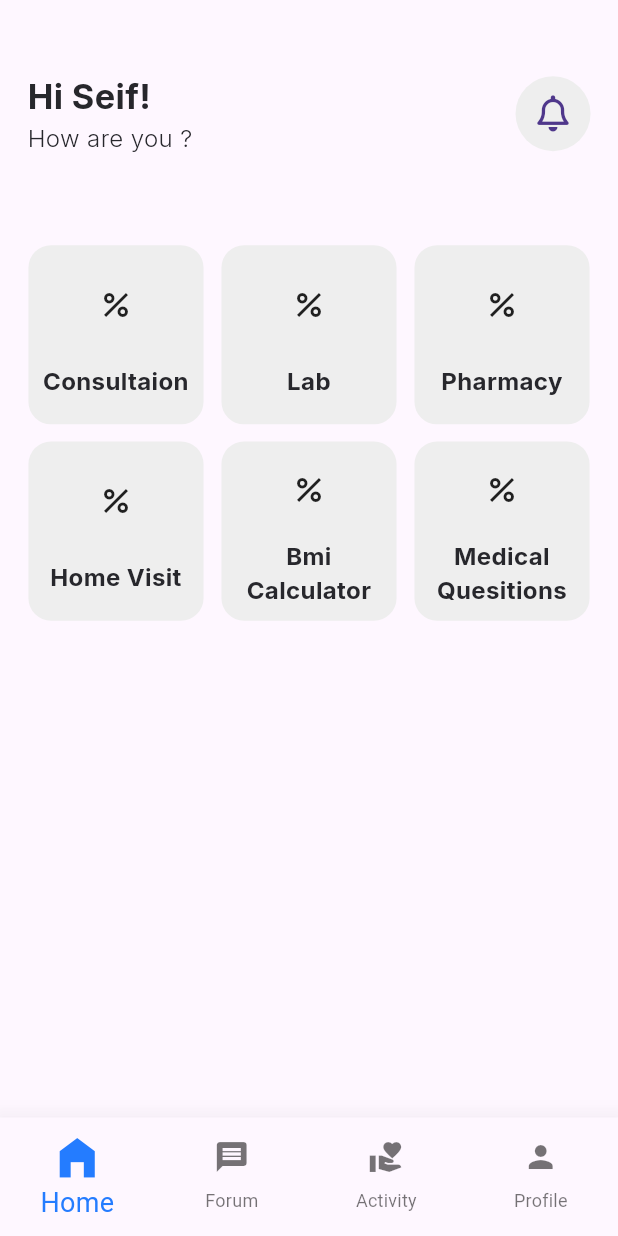
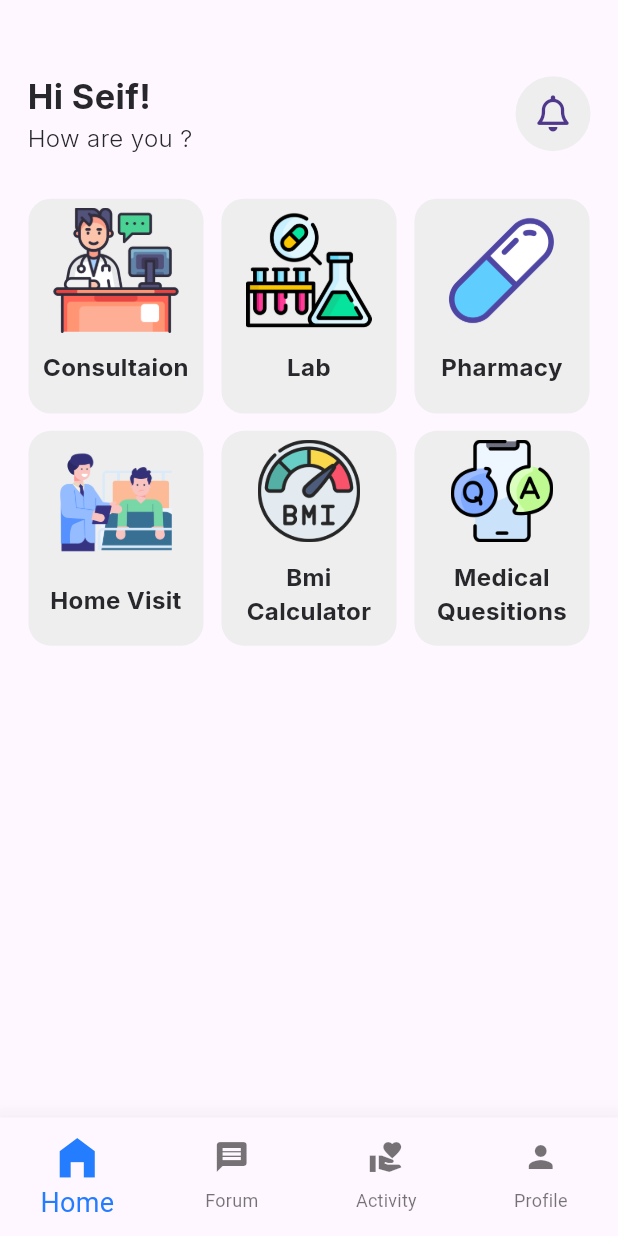
Before and after one commit to seiftarek10/clinic_square, a Flutter app: the screen it shows after launch, on a phone screen of 412 x 824 dp. Run offline on Flutter 3.47's test engine with Material 3 defaults, Android fonts, the light colour scheme and no system bars; our stand-ins replace flutter_screenutil, font_awesome_flutter, go_router, google_fonts.

Commit message:
finish all categories widget in home page

```diff
--- a/lib/Core/utils/assets.dart
+++ b/lib/Core/utils/assets.dart
@@ -2,4 +2,12 @@ abstract class Assets {
   static const String homeIcon = 'assets/images/svgs/home.svg';
   static const String messageIcon = 'assets/images/svgs/messages.svg';
   static const String calenderIcon = 'assets/images/svgs/calendar.svg';
+  static const String doctorConulation =
+      'assets/images/pngs/doctor_consultation.png';
+  static const String bmiCalculator = 'assets/images/pngs/bmi.png';
+  static const String lab = 'assets/images/pngs/lab.png';
+  static const String homeVisit = 'assets/images/pngs/home_visit.png';
+  static const String pharmacy = 'assets/images/pngs/pharmacy.png';
+  static const String medicalQuestion =
+      'assets/images/pngs/medical_question.png';
 }
--- a/lib/Features/Home/Presentaion/View/all_home_categories.dart
+++ b/lib/Features/Home/Presentaion/View/all_home_categories.dart
@@ -1,3 +1,4 @@
+import 'package:clinic_square/Core/utils/assets.dart';
 import 'package:clinic_square/Features/Home/Presentaion/View/home_category.dart';
 import 'package:flutter/material.dart';
 import 'package:flutter_screenutil/flutter_screenutil.dart';
@@ -13,31 +14,29 @@ class AllHomeGategroies extends StatelessWidget {
       direction: Axis.horizontal,
       children: const [
         HomeCategory(
+          categoryIcon: Assets.doctorConulation,
           category: 'Consultaion',
-          imageFlex: 2,
-          textFlex: 1,
         ),
         HomeCategory(
+          categoryIcon: Assets.lab,
           category: 'Lab',
-          imageFlex: 2,
-          textFlex: 1,
         ),
         HomeCategory(
+          categoryIcon: Assets.pharmacy,
           category: 'Pharmacy',
-          imageFlex: 2,
-          textFlex: 1,
         ),
         HomeCategory(
+          categoryIcon: Assets.homeVisit,
           category: 'Home Visit',
-          imageFlex: 2,
-          textFlex: 1,
         ),
         HomeCategory(
+          categoryIcon: Assets.bmiCalculator,
           category: 'Bmi Calculator',
           imageFlex: 6,
           textFlex: 5,
         ),
         HomeCategory(
+          categoryIcon: Assets.medicalQuestion,
           category: 'Medical Quesitions',
           imageFlex: 6,
           textFlex: 5,
--- a/lib/Features/Home/Presentaion/View/home.dart
+++ b/lib/Features/Home/Presentaion/View/home.dart
@@ -18,7 +18,7 @@ class HomePage extends StatelessWidget {
             children: [
               Space.topSpace,
               const HomeHeaderText(),
-              Space.verticalSpace50,
+              Space.verticalSpace24,
               const AllHomeGategroies()
 
               ],
--- a/lib/Features/Home/Presentaion/View/home_category.dart
+++ b/lib/Features/Home/Presentaion/View/home_category.dart
@@ -4,24 +4,31 @@ import 'package:flutter/material.dart';
 import 'package:flutter_screenutil/flutter_screenutil.dart';
 
 class HomeCategory extends StatelessWidget {
-  const HomeCategory({super.key, required this.category, required this.imageFlex, required this.textFlex});
+  const HomeCategory({super.key, required this.category,  this.imageFlex,  this.textFlex, required this.categoryIcon});
 
-  final String category;
-  final int imageFlex, textFlex;
+  final String category,categoryIcon;
+  final int? imageFlex, textFlex;
 
   @override
   Widget build(BuildContext context) {
     return Container(
       width: 102.w,
-      height: 100.h,
+      height: 120.h,
       decoration: BoxDecoration(
           color: AppColors.appBackgroundGrey,
           borderRadius: BorderRadius.circular(15)),
       child: Column(
         children: [
-          Expanded(flex: imageFlex, child: Icon(Icons.percent)),
+         SizedBox(height: 5.h),
           Expanded(
-              flex: textFlex,
+            flex: imageFlex??2,
+            child:Image.asset(
+              categoryIcon,
+              fit: BoxFit.cover
+          )),
+         SizedBox(height: 10.h),
+          Expanded(
+              flex: textFlex??1,
               child: Text(
                 category,
                 textAlign: TextAlign.center,
--- a/pubspec.yaml
+++ b/pubspec.yaml
@@ -54,6 +54,7 @@ flutter:
   # To add assets to your application, add an assets section, like this:
   assets:
     - assets/images/svgs/
+    - assets/images/pngs/
   # An image asset can refer to one or more resolution-specific "variants", see
   # https://flutter.dev/assets-and-images/#resolution-aware
   # For details regarding adding assets from package dependencies, see
```
Also changed, not shown: assets/images/pngs/doctor_consultation.png, assets/images/pngs/home_visit.png, assets/images/pngs/home_visitt.png (deleted), assets/images/pngs/medical_question.png.
